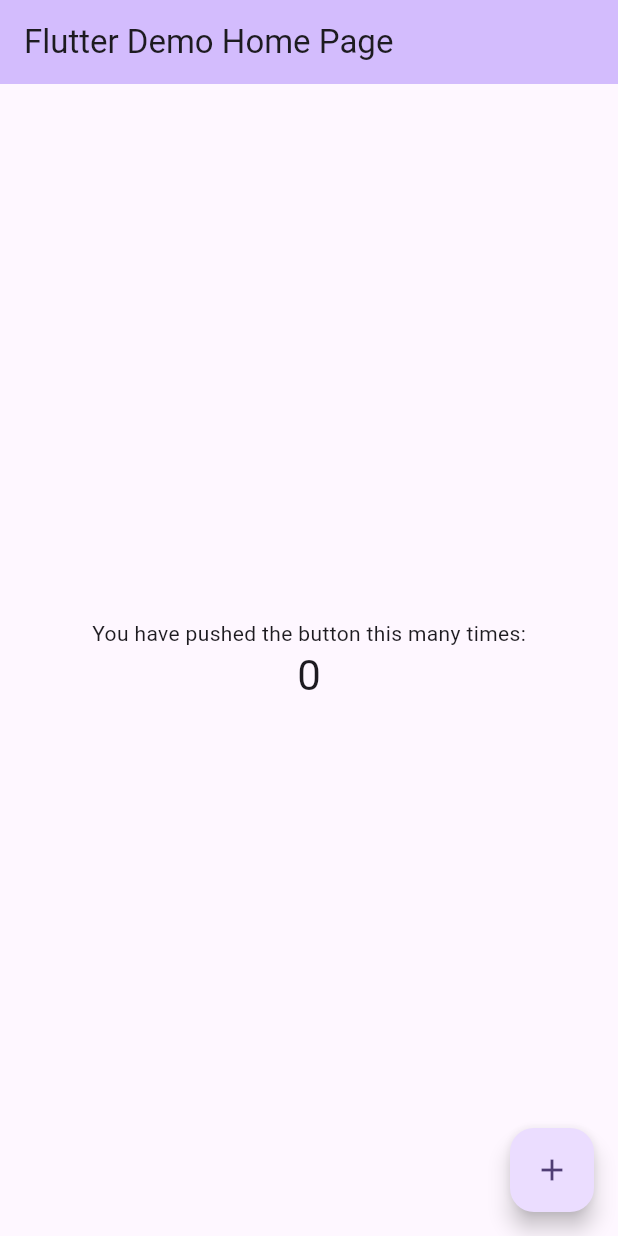
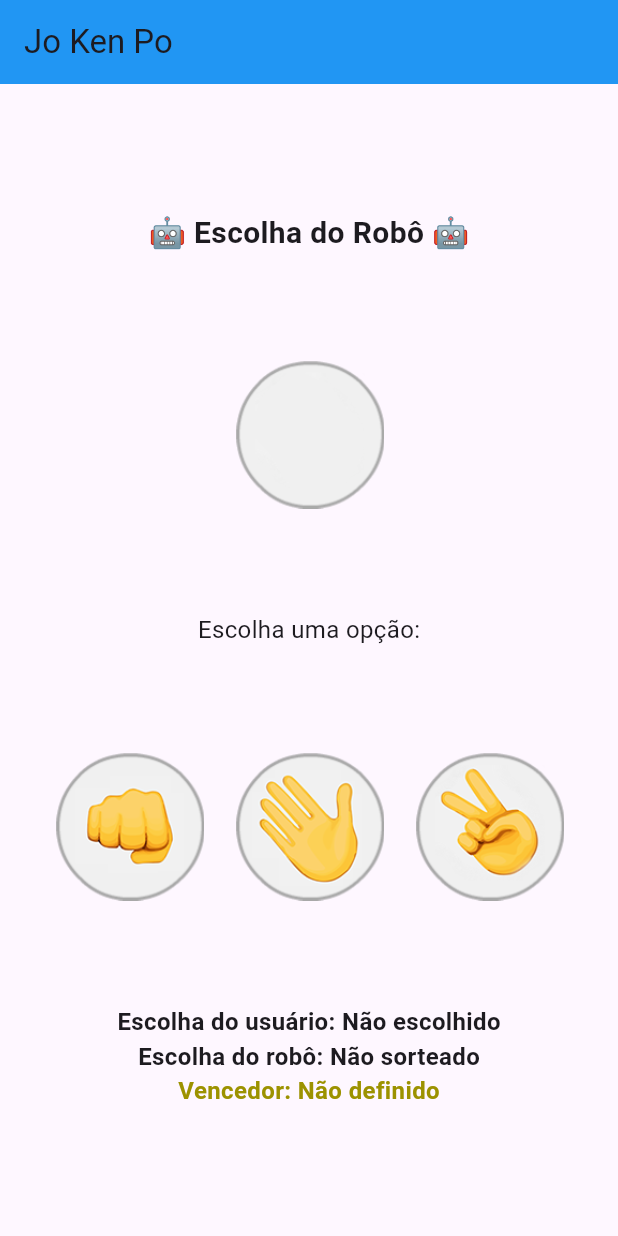
Before and after one commit to thibaraujo/Jo-ken-po-flutter, a Flutter app: the screen it shows after launch, on a phone screen of 412 x 824 dp. Run offline on Flutter 3.47's test engine with Material 3 defaults, Android fonts, the phone set to English and light mode, and no system bars.

Commit message:
feat: versao 1 do game completo

```diff
--- /dev/null
+++ b/lib/Jogo.dart
@@ -0,0 +1,150 @@
+import 'dart:math';
+import 'package:flutter/material.dart';
+
+Map sorteiaOpcao() {
+  List<Map> opcoes = [
+    {"nome": "pedra", "imagem": "images/pedra.png"},
+    {"nome": "papel", "imagem": "images/papel.png"},
+    {"nome": "tesoura", "imagem": "images/tesoura.png"}
+  ];
+
+  Random random = Random();
+  return opcoes[random.nextInt(3)];
+}
+
+String verificaVencedor(String escolhaUser, String escolhaApp) {
+  if (escolhaUser == escolhaApp) {
+    return "Empate";
+  } else if ((escolhaUser == "pedra" && escolhaApp == "tesoura") ||
+      (escolhaUser == "papel" && escolhaApp == "pedra") ||
+      (escolhaUser == "tesoura" && escolhaApp == "papel")) {
+    return "Usuário";
+  } else {
+    return "Robô 🤖";
+  }
+}
+
+Color defineCorCampeao(String vencedor) {
+  if (vencedor == "Usuário") {
+    return Colors.green;
+  } else if (vencedor == "Robô 🤖") {
+    return Colors.red;
+  } else {
+    return const Color.fromARGB(255, 156, 146, 0);
+  }
+}
+
+class Jogo extends StatefulWidget {
+  @override
+  _JogoState createState() => _JogoState();
+}
+
+class _JogoState extends State<Jogo> {
+  String _escolhaUser = "Não escolhido";
+  Map _escolhaApp = {"nome": "Não sorteado", "imagem": Image.asset("images/padrao.png")};
+  bool _escolhaAppLiberada = false;
+  String _vencedor = "Não definido";
+
+  @override
+  Widget build(BuildContext context) {
+    return Scaffold(
+      appBar: AppBar(
+        title: Text("Jo Ken Po"),
+        backgroundColor: Colors.blue,
+      ),
+      body: Container(
+        padding: EdgeInsets.all(16),
+        child: Column(
+          crossAxisAlignment: CrossAxisAlignment.center,
+          mainAxisAlignment: MainAxisAlignment.spaceEvenly,
+          children: <Widget>[
+            Text(
+              "🤖 Escolha do Robô 🤖",
+              style: TextStyle(
+                fontSize: 20,
+                fontWeight: FontWeight.bold,
+              ),
+            ),
+            _escolhaAppLiberada
+                ? Image.asset(_escolhaApp["imagem"], height: 100)
+                : Image.asset("images/padrao.png", height: 100),
+
+            Text(
+              "Escolha uma opção:",
+              style: TextStyle(
+                fontSize: 16,
+
+              )
+            ),
+            Row(
+              mainAxisAlignment: MainAxisAlignment.spaceEvenly,
+              children: <Widget>[
+                GestureDetector(
+                  onTap: () {
+                    setState(() {
+                      _escolhaUser = "pedra";
+                      _escolhaAppLiberada = true;
+                      _escolhaApp = sorteiaOpcao();
+                      _vencedor = verificaVencedor(_escolhaUser, _escolhaApp["nome"]);
+                    });
+                  },
+                  child: Image.asset("images/pedra.png", height: 100),
+                ),
+                GestureDetector(
+                  onTap: () {
+                    setState(() {
+                      _escolhaUser = "papel";
+                      _escolhaAppLiberada = true;
+                      _escolhaApp = sorteiaOpcao();
+                      _vencedor = verificaVencedor(_escolhaUser, _escolhaApp["nome"]);
+                    });
+                  },
+                  child: Image.asset("images/papel.png", height: 100),
+                ),
+                GestureDetector(
+                  onTap: () {
+                    setState(() {
+                      _escolhaUser = "tesoura";
+                      _escolhaAppLiberada = true;
+                      _escolhaApp = sorteiaOpcao();
+                      _vencedor = verificaVencedor(_escolhaUser, _escolhaApp["nome"]);
+                    });
+                  },
+                  child: Image.asset("images/tesoura.png", height: 100),
+                ),
+              ],
+            ),
+            Column(
+              mainAxisAlignment: MainAxisAlignment.end,
+              children: <Widget>[
+                Text(
+                  "Escolha do usuário: $_escolhaUser",
+                  style: TextStyle(
+                    fontSize: 16,
+                    fontWeight: FontWeight.bold,
+                  ),
+                ),
+                Text(
+                  "Escolha do robô: ${_escolhaApp["nome"]}",
+                  style: TextStyle(
+                    fontSize: 16,
+                    fontWeight: FontWeight.bold,
+                  ),
+                ),
+                Text(
+                  "Vencedor: ${_vencedor}",
+                  style: TextStyle(
+                    fontSize: 16,
+                    fontWeight: FontWeight.bold,
+                    color: defineCorCampeao(_vencedor),
+                  ),
+                ),
+              ],
+            )
+
+          ],
+        ),
+      ),
+    );
+  }
+}
--- a/lib/main.dart
+++ b/lib/main.dart
@@ -1,125 +1,9 @@
 import 'package:flutter/material.dart';
+import 'package:jokenpo/Jogo.dart';
 
 void main() {
-  runApp(const MyApp());
+  runApp(MaterialApp(
+    home: Jogo(),
+    debugShowCheckedModeBanner: false,
+  ));
 }
-
-class MyApp extends StatelessWidget {
-  const MyApp({super.key});
-
-  // This widget is the root of your application.
-  @override
-  Widget build(BuildContext context) {
-    return MaterialApp(
-      title: 'Flutter Demo',
-      theme: ThemeData(
-        // This is the theme of your application.
-        //
-        // TRY THIS: Try running your application with "flutter run". You'll see
-        // the application has a purple toolbar. Then, without quitting the app,
-        // try changing the seedColor in the colorScheme below to Colors.green
-        // and then invoke "hot reload" (save your changes or press the "hot
-        // reload" button in a Flutter-supported IDE, or press "r" if you used
-        // the command line to start the app).
-        //
-        // Notice that the counter didn't reset back to zero; the application
-        // state is not lost during the reload. To reset the state, use hot
-        // restart instead.
-        //
-        // This works for code too, not just values: Most code changes can be
-        // tested with just a hot reload.
-        colorScheme: ColorScheme.fromSeed(seedColor: Colors.deepPurple),
-        useMaterial3: true,
-      ),
-      home: const MyHomePage(title: 'Flutter Demo Home Page'),
-    );
-  }
-}
-
-class MyHomePage extends StatefulWidget {
-  const MyHomePage({super.key, required this.title});
-
-  // This widget is the home page of your application. It is stateful, meaning
-  // that it has a State object (defined below) that contains fields that affect
-  // how it looks.
-
-  // This class is the configuration for the state. It holds the values (in this
-  // case the title) provided by the parent (in this case the App widget) and
-  // used by the build method of the State. Fields in a Widget subclass are
-  // always marked "final".
-
-  final String title;
-
-  @override
-  State<MyHomePage> createState() => _MyHomePageState();
-}
-
-class _MyHomePageState extends State<MyHomePage> {
-  int _counter = 0;
-
-  void _incrementCounter() {
-    setState(() {
-      // This call to setState tells the Flutter framework that something has
-      // changed in this State, which causes it to rerun the build method below
-      // so that the display can reflect the updated values. If we changed
-      // _counter without calling setState(), then the build method would not be
-      // called again, and so nothing would appear to happen.
-      _counter++;
-    });
-  }
-
-  @override
-  Widget build(BuildContext context) {
-    // This method is rerun every time setState is called, for instance as done
-    // by the _incrementCounter method above.
-    //
-    // The Flutter framework has been optimized to make rerunning build methods
-    // fast, so that you can just rebuild anything that needs updating rather
-    // than having to individually change instances of widgets.
-    return Scaffold(
-      appBar: AppBar(
-        // TRY THIS: Try changing the color here to a specific color (to
-        // Colors.amber, perhaps?) and trigger a hot reload to see the AppBar
-        // change color while the other colors stay the same.
-        backgroundColor: Theme.of(context).colorScheme.inversePrimary,
-        // Here we take the value from the MyHomePage object that was created by
-        // the App.build method, and use it to set our appbar title.
-        title: Text(widget.title),
-      ),
-      body: Center(
-        // Center is a layout widget. It takes a single child and positions it
-        // in the middle of the parent.
-        child: Column(
-          // Column is also a layout widget. It takes a list of children and
-          // arranges them vertically. By default, it sizes itself to fit its
-          // children horizontally, and tries to be as tall as its parent.
-          //
-          // Column has various properties to control how it sizes itself and
-          // how it positions its children. Here we use mainAxisAlignment to
-          // center the children vertically; the main axis here is the vertical
-          // axis because Columns are vertical (the cross axis would be
-          // horizontal).
-          //
-          // TRY THIS: Invoke "debug painting" (choose the "Toggle Debug Paint"
-          // action in the IDE, or press "p" in the console), to see the
-          // wireframe for each widget.
-          mainAxisAlignment: MainAxisAlignment.center,
-          children: <Widget>[
-            const Text(
-              'You have pushed the button this many times:',
-            ),
-            Text(
-              '$_counter',
-              style: Theme.of(context).textTheme.headlineMedium,
-            ),
-          ],
-        ),
-      ),
-      floatingActionButton: FloatingActionButton(
-        onPressed: _incrementCounter,
-        tooltip: 'Increment',
-        child: const Icon(Icons.add),
-      ), // This trailing comma makes auto-formatting nicer for build methods.
-    );
-  }
-}
--- a/pubspec.yaml
+++ b/pubspec.yaml
@@ -62,6 +62,12 @@ flutter:
   #   - images/a_dot_burr.jpeg
   #   - images/a_dot_ham.jpeg
 
+  assets:
+    - images/padrao.png
+    - images/pedra.png
+    - images/papel.png
+    - images/tesoura.png
+
   # An image asset can refer to one or more resolution-specific "variants", see
   # https://flutter.dev/to/resolution-aware-images
 
```
Also changed, not shown: images/padrao.png (added), images/papel.png (added), images/pedra.png (added), images/tesoura.png (added), 1 other file.
